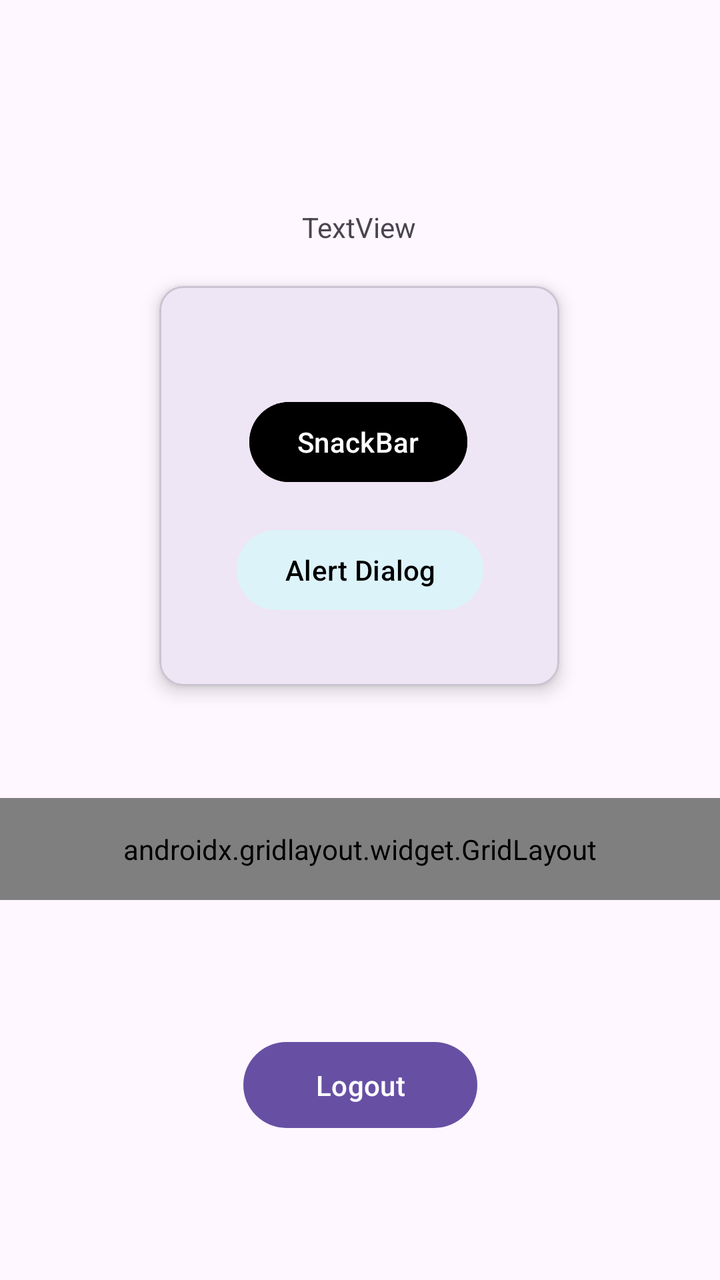
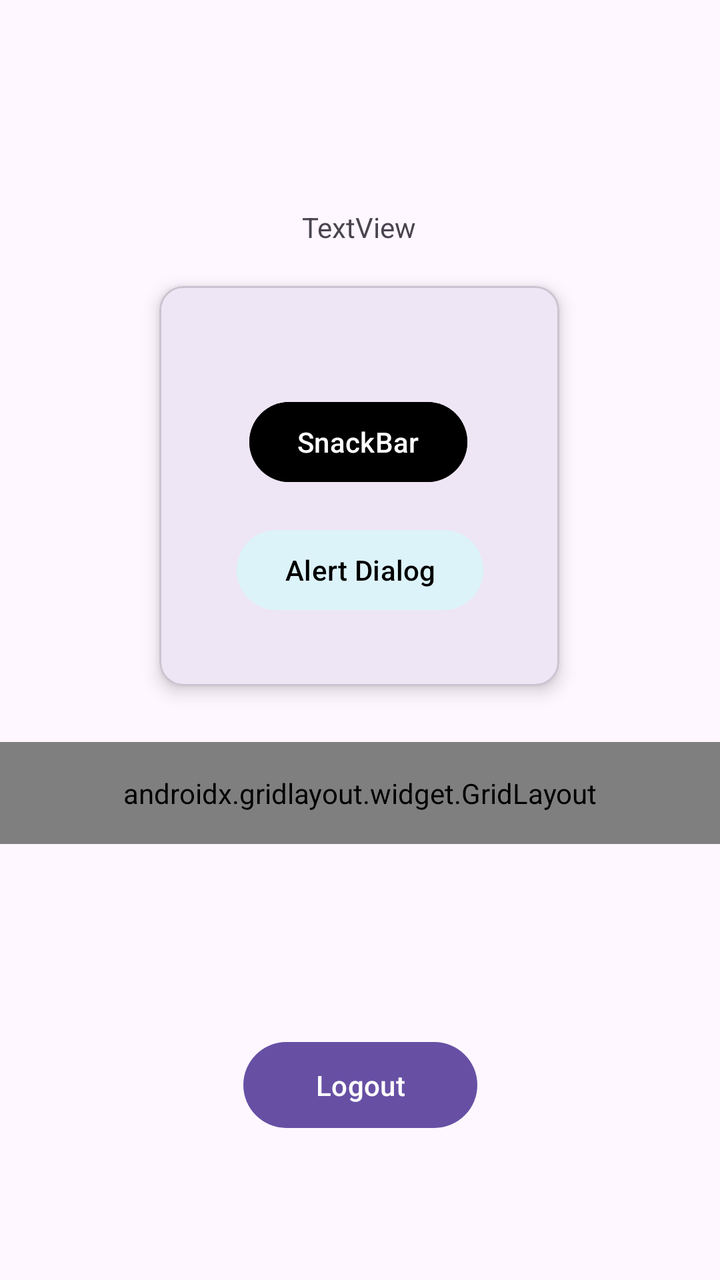

An Android layout rendered at two revisions. The XML below is the earlier revision; the diff shows what the commit changed to produce the second picture.
<!-- AndroidManifest.xml: application theme Theme.Azura_TIC -->
<!-- res/layout/fragment_home.xml -->
<?xml version="1.0" encoding="utf-8"?>
<androidx.constraintlayout.widget.ConstraintLayout xmlns:android="http://schemas.android.com/apk/res/android"
    xmlns:app="http://schemas.android.com/apk/res-auto"
    xmlns:tools="http://schemas.android.com/tools"
    android:layout_width="match_parent"
    android:layout_height="match_parent"
    tools:context=".Home.HomeFragment">

    <TextView
        android:id="@+id/txtNama"
        android:layout_width="wrap_content"
        android:layout_height="wrap_content"
        android:layout_marginTop="104dp"
        android:text="TextView"
        app:layout_constraintEnd_toEndOf="parent"
        app:layout_constraintHorizontal_bias="0.498"
        app:layout_constraintStart_toStartOf="parent"
        app:layout_constraintTop_toTopOf="parent" />

    <com.google.android.material.card.MaterialCardView
        android:id="@+id/materialCardView"
        android:layout_width="200dp"
        android:layout_height="200dp"
        android:layout_marginTop="20dp"
        app:cardElevation="5dp"
        app:layout_constraintEnd_toEndOf="parent"
        app:layout_constraintHorizontal_bias="0.497"
        app:layout_constraintStart_toStartOf="parent"
        app:layout_constraintTop_toBottomOf="@+id/txtNama">

        <androidx.constraintlayout.widget.ConstraintLayout
            android:layout_width="match_parent"
            android:layout_height="match_parent"
            android:layout_margin="30dp">

            <Button
                android:id="@+id/btnAlertDialog"
                android:layout_width="wrap_content"
                android:layout_height="wrap_content"
                android:layout_marginTop="16dp"
                android:backgroundTint="#DCF3F9"
                android:text="Alert Dialog"
                android:textColor="@color/black"
                app:layout_constraintEnd_toEndOf="parent"
                app:layout_constraintHorizontal_bias="0.529"
                app:layout_constraintStart_toStartOf="parent"
                app:layout_constraintTop_toBottomOf="@+id/btnSnack" />

            <Button
                android:id="@+id/btnSnack"
                android:layout_width="wrap_content"
                android:layout_height="wrap_content"
                android:layout_marginTop="24dp"
                android:backgroundTint="@color/black"
                android:text="SnackBar"
                app:layout_constraintEnd_toEndOf="parent"
                app:layout_constraintHorizontal_bias="0.483"
                app:layout_constraintStart_toStartOf="parent"
                app:layout_constraintTop_toTopOf="parent" />
        </androidx.constraintlayout.widget.ConstraintLayout>

    </com.google.android.material.card.MaterialCardView>

    <androidx.gridlayout.widget.GridLayout
        android:id="@+id/gridMenu"
        android:layout_width="0dp"
        android:layout_height="wrap_content"
        android:layout_marginTop="56dp"
        android:padding="16dp"
        app:columnCount="2"
        app:layout_constraintEnd_toEndOf="parent"
        app:layout_constraintHorizontal_bias="0.0"
        app:layout_constraintStart_toStartOf="parent"
        app:layout_constraintTop_toBottomOf="@+id/materialCardView"
        app:useDefaultMargins="true">

        <Button
            android:id="@+id/btnToLima"
            android:layout_width="wrap_content"
            android:layout_height="wrap_content"
            android:text="Pertemuan 5"
            app:layout_columnWeight="1"
            app:layout_constraintEnd_toEndOf="parent"
            app:layout_constraintHorizontal_bias="0.867"
            app:layout_constraintStart_toStartOf="parent"
            app:layout_constraintTop_toTopOf="parent"
            app:layout_gravity="fill_horizontal" />

        <Button
            android:id="@+id/btnToEnam"
            android:layout_width="wrap_content"
            android:layout_height="wrap_content"
            android:text="Pertemuan 6"
            app:layout_columnWeight="1"
            app:layout_constraintEnd_toEndOf="parent"
            app:layout_constraintHorizontal_bias="0.867"
            app:layout_constraintStart_toStartOf="parent"
            app:layout_gravity="fill_horizontal" />

        <Button
            android:id="@+id/btnToNinth"
            android:layout_width="wrap_content"
            android:layout_height="wrap_content"
            android:text="Pertemuan 9"
            app:layout_columnWeight="1"
            app:layout_constraintEnd_toEndOf="parent"
            app:layout_constraintHorizontal_bias="0.867"
            app:layout_constraintStart_toStartOf="parent"
            app:layout_constraintTop_toBottomOf="@+id/btnToEnam"
            app:layout_gravity="fill_horizontal" />

        <Button
            android:id="@+id/btnKembali"
            android:layout_width="wrap_content"
            android:layout_height="wrap_content"
            android:text="BACK"
            app:layout_columnWeight="1"
            app:layout_constraintBottom_toBottomOf="parent"
            app:layout_constraintEnd_toEndOf="parent"
            app:layout_constraintHorizontal_bias="0.479"
            app:layout_constraintStart_toStartOf="parent"
            app:layout_constraintTop_toTopOf="parent"
            app:layout_constraintVertical_bias="0.932"
            app:layout_gravity="fill_horizontal" />
    </androidx.gridlayout.widget.GridLayout>

    <Button
        android:id="@+id/btnLogout"
        android:layout_width="117dp"
        android:layout_height="51dp"
        android:layout_marginBottom="72dp"
        android:text="Logout"
        app:layout_constraintBottom_toBottomOf="parent"
        app:layout_constraintEnd_toEndOf="parent"
        app:layout_constraintStart_toStartOf="parent" />

</androidx.constraintlayout.widget.ConstraintLayout>
<!-- resources referenced by this layout -->
<resources>
  <color name="black">#FF000000</color>
  <style name="Theme.Azura_TIC" parent="Base.Theme.Azura_TIC" />
  <style name="Base.Theme.Azura_TIC" parent="Theme.Material3.DayNight.NoActionBar">
          
          
      </style>
</resources>

<!-- the commit's change to res/layout/fragment_home.xml (unified diff, before → after) -->
@@ -65,7 +65,7 @@
         android:id="@+id/gridMenu"
         android:layout_width="0dp"
         android:layout_height="wrap_content"
-        android:layout_marginTop="56dp"
+        android:layout_marginTop="28dp"
         android:padding="16dp"
         app:columnCount="2"
         app:layout_constraintEnd_toEndOf="parent"
@@ -80,10 +80,6 @@
             android:layout_height="wrap_content"
             android:text="Pertemuan 5"
             app:layout_columnWeight="1"
-            app:layout_constraintEnd_toEndOf="parent"
-            app:layout_constraintHorizontal_bias="0.867"
-            app:layout_constraintStart_toStartOf="parent"
-            app:layout_constraintTop_toTopOf="parent"
             app:layout_gravity="fill_horizontal" />
 
         <Button
@@ -92,9 +88,6 @@
             android:layout_height="wrap_content"
             android:text="Pertemuan 6"
             app:layout_columnWeight="1"
-            app:layout_constraintEnd_toEndOf="parent"
-            app:layout_constraintHorizontal_bias="0.867"
-            app:layout_constraintStart_toStartOf="parent"
             app:layout_gravity="fill_horizontal" />
 
         <Button
@@ -103,10 +96,14 @@
             android:layout_height="wrap_content"
             android:text="Pertemuan 9"
             app:layout_columnWeight="1"
-            app:layout_constraintEnd_toEndOf="parent"
-            app:layout_constraintHorizontal_bias="0.867"
-            app:layout_constraintStart_toStartOf="parent"
-            app:layout_constraintTop_toBottomOf="@+id/btnToEnam"
+            app:layout_gravity="fill_horizontal" />
+
+        <Button
+            android:id="@+id/btnToEleventh"
+            android:layout_width="wrap_content"
+            android:layout_height="wrap_content"
+            android:text="Pertemuan 11"
+            app:layout_columnWeight="1"
             app:layout_gravity="fill_horizontal" />
 
         <Button
@@ -115,12 +112,6 @@
             android:layout_height="wrap_content"
             android:text="BACK"
             app:layout_columnWeight="1"
-            app:layout_constraintBottom_toBottomOf="parent"
-            app:layout_constraintEnd_toEndOf="parent"
-            app:layout_constraintHorizontal_bias="0.479"
-            app:layout_constraintStart_toStartOf="parent"
-            app:layout_constraintTop_toTopOf="parent"
-            app:layout_constraintVertical_bias="0.932"
             app:layout_gravity="fill_horizontal" />
     </androidx.gridlayout.widget.GridLayout>
 
